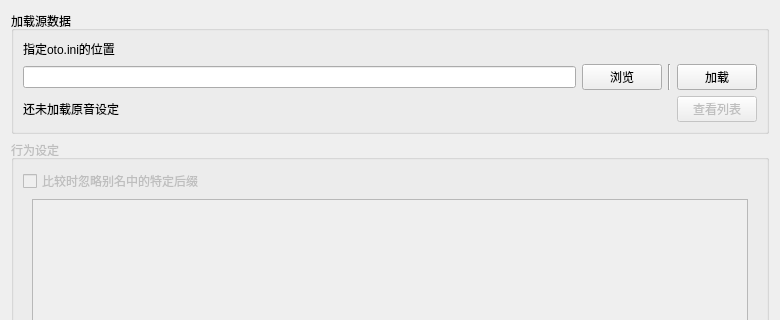
Qt form src/removeduplicatedialog.ui (shine5402/KiraOtoToolbox) before a commit; both pictures show x 0 to 780 and y 0 to 320 of the 780 by 730 pixel window.
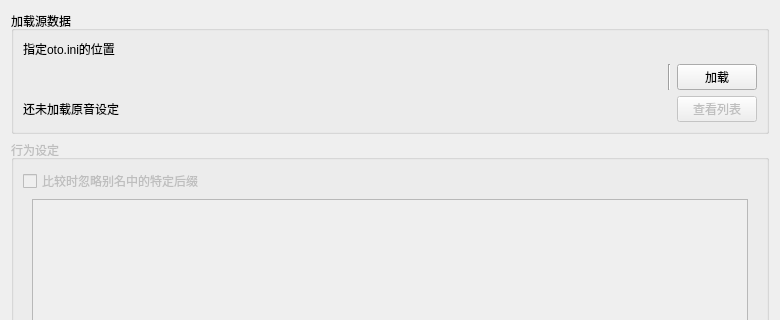
The same form after that commit. Custom widgets are drawn as their Qt base class.

Commit message: 在去重窗口尝试使用浏览控件

```diff
--- a/src/removeduplicatedialog.ui
+++ b/src/removeduplicatedialog.ui
@@ -43,18 +43,12 @@
           <number>0</number>
          </property>
          <item>
-          <widget class="QLineEdit" name="fileNameEdit_open"/>
-         </item>
-         <item>
-          <widget class="QPushButton" name="browseButton_open">
-           <property name="styleSheet">
-            <string notr="true"/>
-           </property>
-           <property name="text">
-            <string>浏览</string>
-           </property>
-           <property name="flat">
-            <bool>false</bool>
+          <widget class="FileNameEditWithBrowse" name="openFileNameEdit" native="true">
+           <property name="sizePolicy">
+            <sizepolicy hsizetype="Expanding" vsizetype="Preferred">
+             <horstretch>0</horstretch>
+             <verstretch>0</verstretch>
+            </sizepolicy>
            </property>
           </widget>
          </item>
@@ -677,6 +671,14 @@
    </item>
   </layout>
  </widget>
+ <customwidgets>
+  <customwidget>
+   <class>FileNameEditWithBrowse</class>
+   <extends>QWidget</extends>
+   <header>./widgets/filenameeditwithbrowse.h</header>
+   <container>1</container>
+  </customwidget>
+ </customwidgets>
  <resources/>
  <connections>
   <connection>
```
The commit also changes 6 other files.
